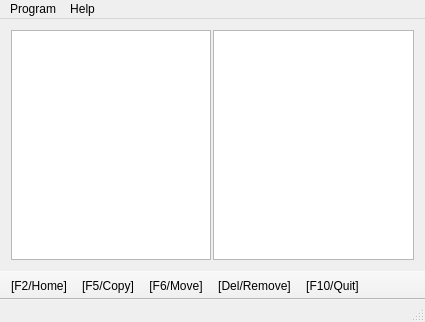
Before: the Qt Designer form mainwindow.ui in wernix/simple_file_explorer, drawn with Qt 5.
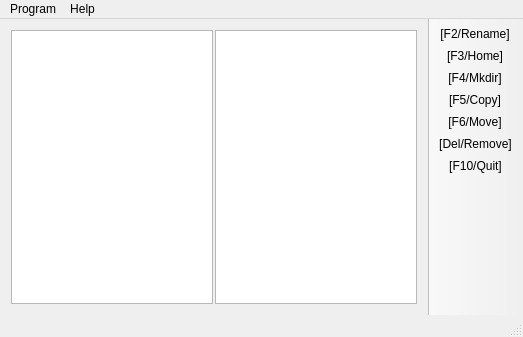
After: the same form once the commit is applied.

Patch:
```diff
--- a/mainwindow.ui
+++ b/mainwindow.ui
@@ -6,8 +6,8 @@
    <rect>
     <x>0</x>
     <y>0</y>
-    <width>425</width>
-    <height>322</height>
+    <width>523</width>
+    <height>337</height>
    </rect>
   </property>
   <property name="windowTitle">
@@ -67,7 +67,7 @@
     <rect>
      <x>0</x>
      <y>0</y>
-     <width>425</width>
+     <width>523</width>
      <height>20</height>
     </rect>
    </property>
@@ -101,12 +101,14 @@
     <bool>false</bool>
    </property>
    <attribute name="toolBarArea">
-    <enum>BottomToolBarArea</enum>
+    <enum>RightToolBarArea</enum>
    </attribute>
    <attribute name="toolBarBreak">
     <bool>false</bool>
    </attribute>
+   <addaction name="actionToolbarRename"/>
    <addaction name="actionToolbarGoHome"/>
+   <addaction name="actionToolbarMkdir"/>
    <addaction name="actionToolbarCopy"/>
    <addaction name="actionToolbarMove"/>
    <addaction name="actionToolbarRemove"/>
@@ -155,7 +157,10 @@
   </action>
   <action name="actionToolbarGoHome">
    <property name="text">
-    <string>[F2/Home]</string>
+    <string>[F3/Home]</string>
+   </property>
+   <property name="toolTip">
+    <string>[F3/Home]</string>
    </property>
    <property name="shortcut">
     <string>F2</string>
@@ -185,6 +190,22 @@
     <string>F10</string>
    </property>
   </action>
+  <action name="actionToolbarRename">
+   <property name="text">
+    <string>[F2/Rename]</string>
+   </property>
+   <property name="shortcut">
+    <string>F2</string>
+   </property>
+  </action>
+  <action name="actionToolbarMkdir">
+   <property name="text">
+    <string>[F4/Mkdir]</string>
+   </property>
+   <property name="shortcut">
+    <string>F4</string>
+   </property>
+  </action>
  </widget>
  <layoutdefault spacing="6" margin="11"/>
  <resources/>
```
Left out of the diff: 2 changed lines with no effect on the pictures.
